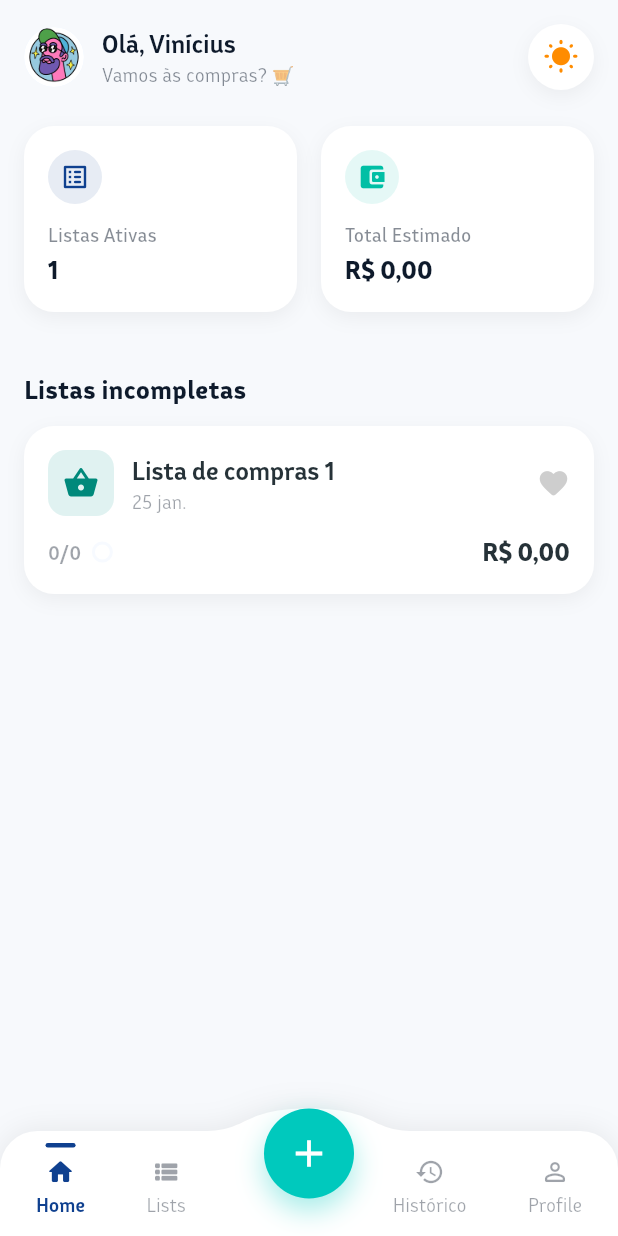
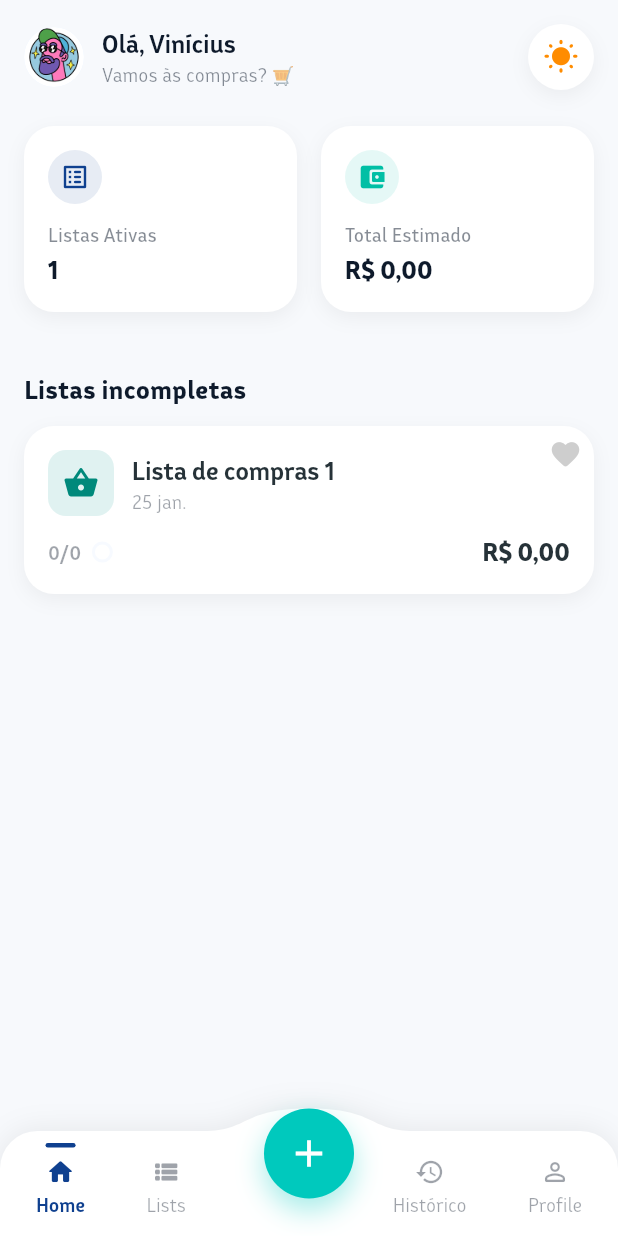
Before and after one commit to VViniLLima/checklist-app-flutter, a Flutter app: the screen it shows after launch, on a phone screen of 412 x 824 dp. Run offline on Flutter 3.47's test engine with Material 3 defaults, Android fonts, the phone set to English and light mode, and no system bars; our stand-ins replace shared_preferences.

Commit message:
Update: Allign the favorite icon on the top right corner of the card overlapping the content.

```diff
--- a/lib/features/shopping_list/screens/home_screen.dart
+++ b/lib/features/shopping_list/screens/home_screen.dart
@@ -453,7 +453,9 @@ class _HomeScreenState extends State<HomeScreen> {
 
     final dateStr = DateFormat('d MMM', 'pt_BR').format(list.createdAt);
 
-    return Container(
+    return Stack(
+      children: [
+        Container(
           margin: const EdgeInsets.only(bottom: 16),
           decoration: BoxDecoration(
             color: colorScheme.surface,
@@ -528,20 +530,6 @@ class _HomeScreenState extends State<HomeScreen> {
                               ),
                             if (progress == 1.0 && totalItems > 0)
                               const SizedBox(width: 8),
-                        InkWell(
-                          onTap: () {
-                            context
-                                .read<ShoppingListController>()
-                                .toggleFavorite(list.id);
-                          },
-                          child: Icon(
-                            Icons.favorite_rounded,
-                            color: list.isFavorite
-                                ? Colors.red
-                                : Colors.grey.withOpacity(0.5),
-                            size: 22,
-                          ),
-                        ),
                           ],
                         ),
                       ],
@@ -591,6 +579,26 @@ class _HomeScreenState extends State<HomeScreen> {
               ),
             ),
           ),
+        ),
+        // Favorite icon positioned in top-right corner
+        Positioned(
+          top: 8,
+          right: 8,
+          child: InkWell(
+            onTap: () {
+              context.read<ShoppingListController>().toggleFavorite(list.id);
+            },
+            borderRadius: BorderRadius.circular(20),
+            child: Icon(
+              Icons.favorite_rounded,
+              color: list.isFavorite
+                  ? Colors.red
+                  : Colors.grey.withOpacity(0.5),
+              size: 22,
+            ),
+          ),
+        ),
+      ],
     );
   }
 
```
Lines whose indentation alone changed are shown as unchanged.
